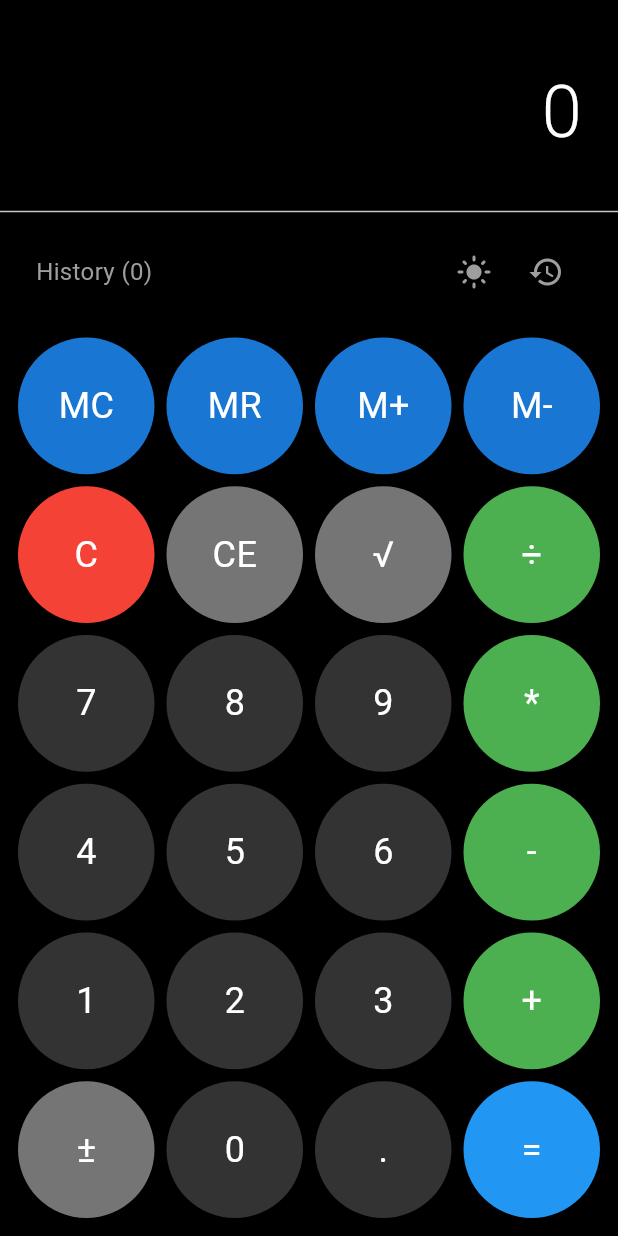
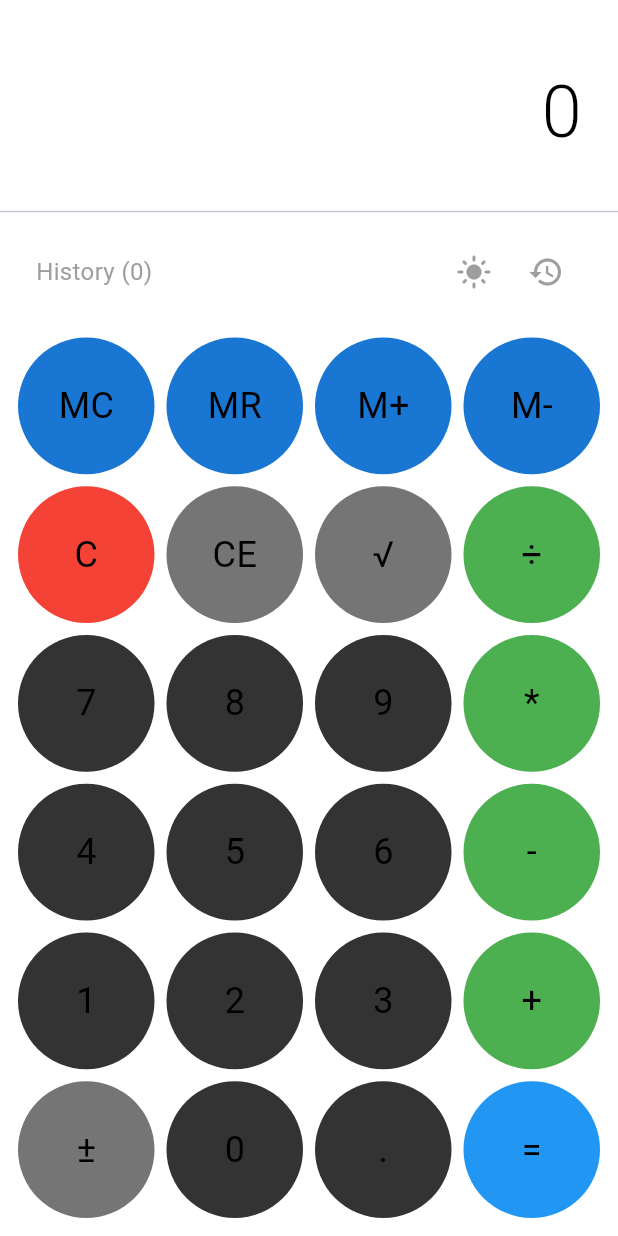
Before and after one commit to Wave780/Smart-Calculator, a Flutter app: the screen it shows after launch, after a tap on the "dark mode" icon, on a phone screen of 412 x 824 dp. Run offline on Flutter 3.47's test engine with Material 3 defaults, Android fonts, the phone set to English and light mode, and no system bars; our stand-ins replace shared_preferences.

Commit message:
fix on app theme

```diff
--- a/lib/home_screen.dart
+++ b/lib/home_screen.dart
@@ -120,7 +120,7 @@ class _CalculatorAppState extends State<CalculatorApp> {
   @override
   Widget build(BuildContext context) {
     return Scaffold(
-        backgroundColor: _theme.backgroundColor,
+        backgroundColor: widget.theme.backgroundColor,
         body: SafeArea(
             child: Column(
           children: [
@@ -192,7 +192,7 @@ class _CalculatorAppState extends State<CalculatorApp> {
               child: Text(
                 _state.display,
                 style: TextStyle(
-                  color: _theme.displayColor,
+                  color: widget.theme.displayColor,
                   fontSize: _getDisplayFontSize(),
                   fontWeight: FontWeight.w300,
                 ),
@@ -303,9 +303,9 @@ class _CalculatorAppState extends State<CalculatorApp> {
   Color _getDefaultButtonColor(ButtonType type) {
     switch (type) {
       case ButtonType.number:
-        return _theme.numberButtonColor;
+        return widget.theme.numberButtonColor;
       case ButtonType.operation:
-        return _theme.operationButtonColor;
+        return widget.theme.operationButtonColor;
       case ButtonType.function:
         return Colors.grey[600]!;
       case ButtonType.memory:
@@ -316,7 +316,7 @@ class _CalculatorAppState extends State<CalculatorApp> {
   }
 
   Color _getDefaultTextColor(ButtonType type) {
-    return _theme.textColor;
+    return widget.theme.textColor;
   }
 
   Widget _buildHistory() {
--- a/lib/main.dart
+++ b/lib/main.dart
@@ -1,15 +1,12 @@
 import 'package:flutter/material.dart';
-import 'package:provider/provider.dart';
 import 'package:shared_preferences/shared_preferences.dart';
 import 'package:smart_calculator/home_screen.dart';
 import 'package:smart_calculator/theme/theme.dart';
-import 'package:smart_calculator/theme/theme_provider.dart';
 
 void main() {
   WidgetsFlutterBinding.ensureInitialized();
 
-  runApp(ChangeNotifierProvider(
-      create: (BuildContext context) => ThemeProvider(), child: const MyApp()));
+  runApp(const MyApp());
 }
 
 class MyApp extends StatefulWidget {
@@ -36,11 +33,9 @@ class _MyAppState extends State<MyApp> {
   // This widget is the root of your application.
   @override
   Widget build(BuildContext context) {
-    final themeProvider = Provider.of<ThemeProvider>(context);
-
     return MaterialApp(
       title: 'Smart Calculator',
-      themeMode: themeProvider.isDarkTheme ? ThemeMode.dark : ThemeMode.light,
+      //themeMode: themeProvider.isDarkTheme ? ThemeMode.dark : ThemeMode.light,
       debugShowCheckedModeBanner: false,
       home: CalculatorApp(
         theme: _isDarkMode ? CalculatorTheme.dark : CalculatorTheme.light,
--- a/lib/theme/theme.dart
+++ b/lib/theme/theme.dart
@@ -24,9 +24,9 @@ class CalculatorTheme {
   );
 
   static const CalculatorTheme light = CalculatorTheme(
-    backgroundColor: Colors.white,
+    backgroundColor: Colors.white38,
     displayColor: Colors.black,
-    numberButtonColor: Color(0xFFF0F0F0),
+    numberButtonColor: Color(0xFF333333),
     operationButtonColor: Colors.blue,
     textColor: Colors.black,
   );
--- a/lib/theme/theme_provider.dart
+++ /dev/null
@@ -1,31 +0,0 @@
-import 'package:flutter/material.dart';
-import 'package:shared_preferences/shared_preferences.dart';
-
-class ThemeProvider with ChangeNotifier {
-  static const THEME_STATUS = 'THEME_STATUS';
-  bool _darkTheme = false;
-
-  bool get isDarkTheme => _darkTheme;
-
-  ThemeProvider() {
-    _loadThemePreference();
-  }
-
-  //Method tot toggle
-  void toggleTheme() async {
-    _darkTheme = !_darkTheme;
-    _saveThemePreference();
-    notifyListeners();
-  }
-
-  Future<void> _saveThemePreference() async {
-    SharedPreferences prefs = await SharedPreferences.getInstance();
-    prefs.setBool(THEME_STATUS, _darkTheme);
-  }
-
-  Future<void> _loadThemePreference() async {
-    SharedPreferences pref = await SharedPreferences.getInstance();
-    _darkTheme = pref.getBool(THEME_STATUS) ?? false;
-    notifyListeners();
-  }
-}
```
